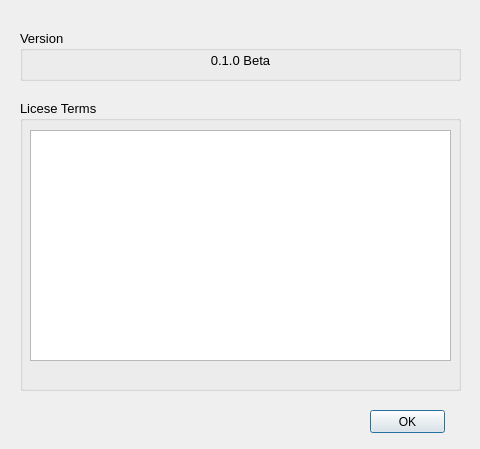
Old version of the form source/ui/aboutSSVG.ui in the repository whiskie14142/SolarSystemVoyager.
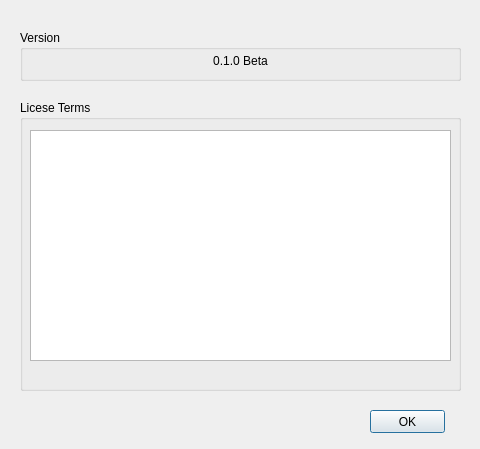
New version of the form.

The edit to the form file:
```diff
--- a/source/ui/aboutSSVG.ui
+++ b/source/ui/aboutSSVG.ui
@@ -25,7 +25,7 @@
   <property name="font">
    <font>
     <family>Yu Gothic UI</family>
-    <pointsize>10</pointsize>
+    <pointsize>9</pointsize>
    </font>
   </property>
   <property name="windowTitle">
```
